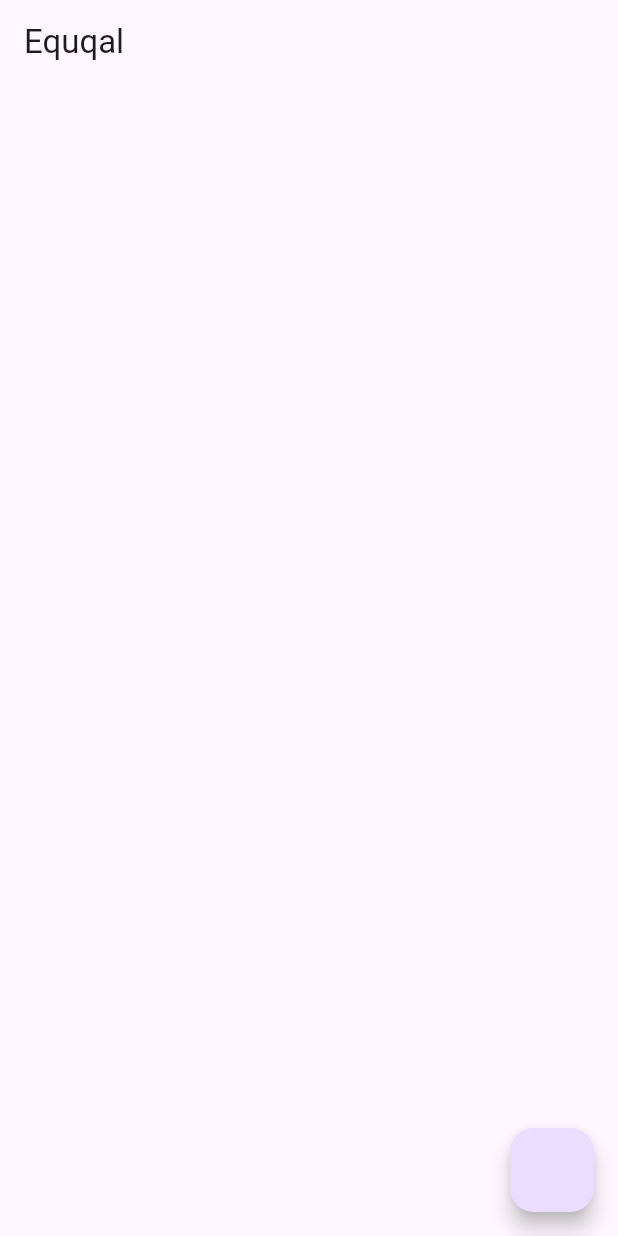
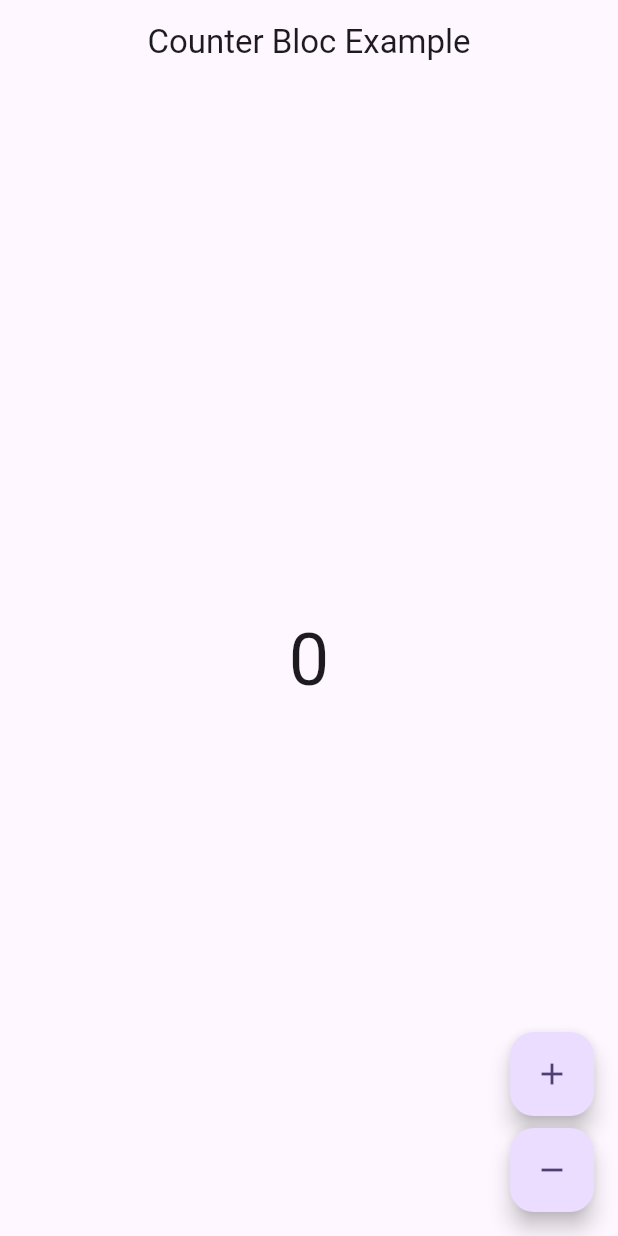
Before and after one commit to MGMSA6/Bloc, a Flutter app: the screen it shows after launch, on a phone screen of 412 x 824 dp. Run offline on Flutter 3.47's test engine with Material 3 defaults, Android fonts, the phone set to English and light mode, and no system bars; our stand-ins replace bloc, equatable, flutter_bloc.

Commit message:
Added Block Counter Example

```diff
--- /dev/null
+++ b/lib/bloc/counter_bloc.dart
@@ -0,0 +1,11 @@
+import 'package:bloc/bloc.dart';
+
+import '../events/counter_event.dart';
+import '../state/counter_state.dart';
+
+class CounterBloc extends Bloc<CounterEvent, CounterState> {
+  CounterBloc() : super(CounterState(0)) {
+    on<CounterIncremented>((event, emit) => emit(CounterState(state.counter + 1)));
+    on<CounterDecremented>((event, emit) => emit(CounterState(state.counter - 1)));
+  }
+}
--- /dev/null
+++ b/lib/counter.dart
@@ -0,0 +1,56 @@
+import 'package:flutter/material.dart';
+import 'package:flutter_bloc/flutter_bloc.dart';
+import 'bloc/counter_bloc.dart';
+import 'events/counter_event.dart';
+import 'state/counter_state.dart';
+
+class Counter extends StatefulWidget {
+  const Counter({Key? key}) : super(key: key);
+
+  @override
+  State<Counter> createState() => _CounterState();
+}
+
+class _CounterState extends State<Counter> {
+  @override
+  Widget build(BuildContext context) {
+    final counterBloc = BlocProvider.of<CounterBloc>(context);
+
+    return Scaffold(
+      appBar: AppBar(
+        centerTitle: true,
+        title: Text("Counter Bloc Example"),
+      ),
+      body: Center(
+        child: BlocBuilder<CounterBloc, CounterState>(
+          builder: (context, state) {
+            return Text(
+              '${state.counter}',
+              style: TextStyle(fontSize: 48.0),
+            );
+          },
+        ),
+      ),
+      floatingActionButton: Column(
+        mainAxisAlignment: MainAxisAlignment.end,
+        children: <Widget>[
+          FloatingActionButton(
+            onPressed: () {
+              counterBloc.add(CounterIncremented());
+            },
+            tooltip: 'Increment',
+            child: Icon(Icons.add),
+          ),
+          SizedBox(height: 8.0),
+          FloatingActionButton(
+            onPressed: () {
+              counterBloc.add(CounterDecremented());
+            },
+            tooltip: 'Decrement',
+            child: Icon(Icons.remove),
+          ),
+        ],
+      ),
+    );
+  }
+}
--- /dev/null
+++ b/lib/events/counter_event.dart
@@ -0,0 +1,5 @@
+abstract class CounterEvent {}
+
+class CounterIncremented extends CounterEvent {}
+
+class CounterDecremented extends CounterEvent {}
--- a/lib/main.dart
+++ b/lib/main.dart
@@ -1,5 +1,9 @@
-import 'package:bloc/equatable_testing.dart';
+import 'package:bloc_example/bloc/counter_bloc.dart';
+import 'package:bloc_example/counter.dart';
 import 'package:flutter/material.dart';
+import 'package:flutter_bloc/flutter_bloc.dart';
+
+import 'equatable_testing.dart';
 
 void main() {
   runApp(const MyApp());
@@ -11,13 +15,15 @@ class MyApp extends StatelessWidget {
   // This widget is the root of your application.
   @override
   Widget build(BuildContext context) {
-    return MaterialApp(
-      title: 'Flutter Demo',
-      theme: ThemeData(
-        colorScheme: ColorScheme.fromSeed(seedColor: Colors.deepPurple),
-        useMaterial3: true,
-      ),
-      home: const EquatableTesting(),
-    );
+    return BlocProvider(
+        create: (context) => CounterBloc(),
+        child: MaterialApp(
+          title: 'Flutter Demo',
+          theme: ThemeData(
+            colorScheme: ColorScheme.fromSeed(seedColor: Colors.deepPurple),
+            useMaterial3: true,
+          ),
+          home: const Counter(),
+        ));
   }
 }
--- /dev/null
+++ b/lib/state/counter_state.dart
@@ -0,0 +1,5 @@
+class CounterState {
+  final int counter;
+
+  CounterState(this.counter);
+}
--- a/pubspec.yaml
+++ b/pubspec.yaml
@@ -1,4 +1,4 @@
-name: bloc
+name: bloc_example
 description: "A new Flutter project."
 # The following line prevents the package from being accidentally published to
 # pub.dev using `flutter pub publish`. This is preferred for private packages.
@@ -31,6 +31,8 @@ dependencies:
   flutter:
     sdk: flutter
   equatable: ^2.0.5
+  flutter_bloc: ^8.0.1
+  bloc: ^8.0.1
 
 
   # The following adds the Cupertino Icons font to your application.
```
Also changed, not shown: pubspec.lock, 1 other file.
